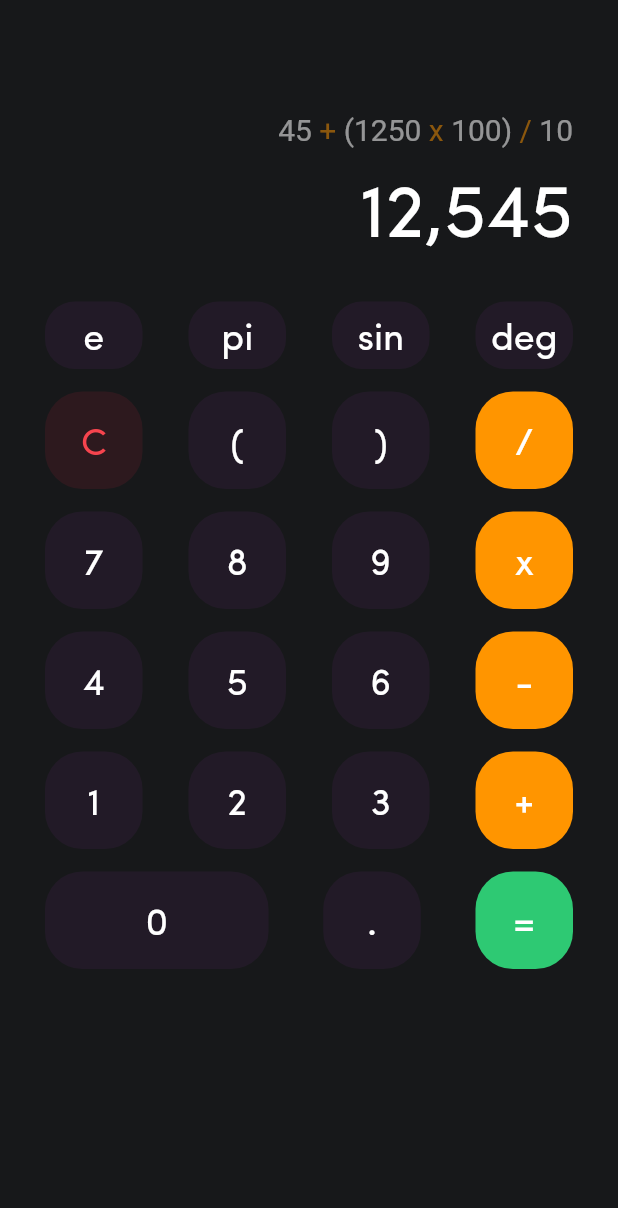
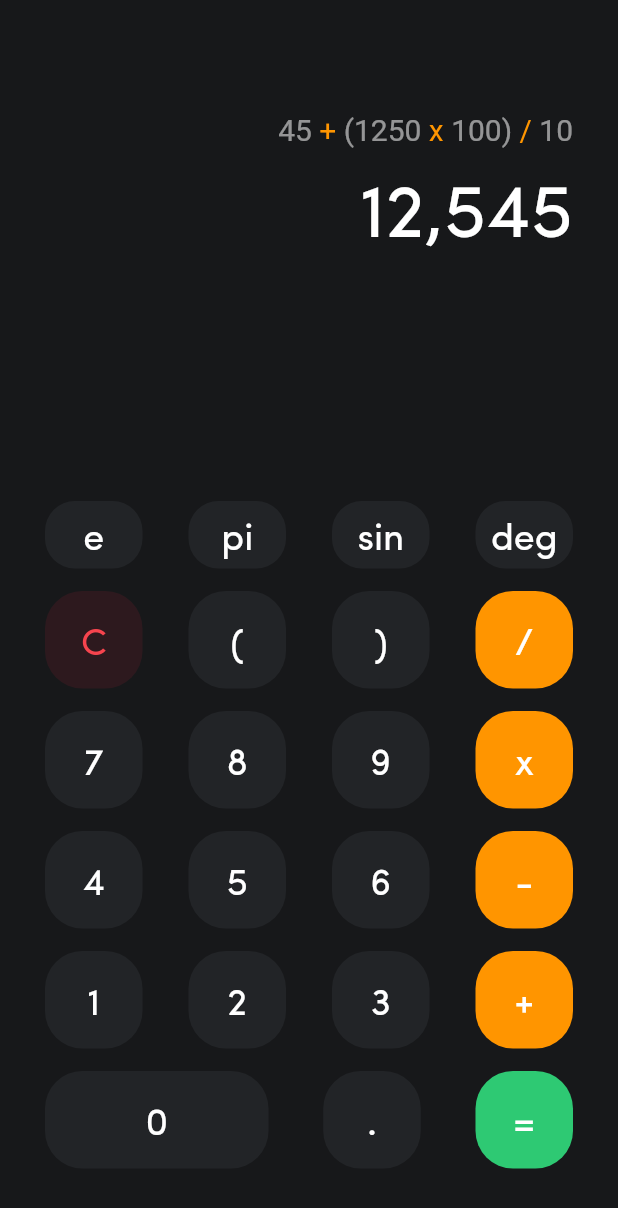
Before and after one commit to luscas/flutter-calculator, a Flutter app: the screen it shows after launch, on a phone screen of 412 x 824 dp. Shown: the top 1208 px of the screen. Run offline on Flutter 3.47's test engine with Material 2 defaults, Android fonts, the phone set to English and light mode, and no system bars.

Commit message:
Mudança nas cores, layout e status bar

```diff
--- a/lib/calculator.dart
+++ b/lib/calculator.dart
@@ -1,11 +1,12 @@
 import 'package:flutter/material.dart';
+import 'package:flutter/services.dart';
 
 class Palette {
-  static Color black = Color.fromRGBO(23,24,26,1.0);
-  static Color black50 = Color.fromRGBO(34,26,39,1.0);
-  static Color orange = Color.fromRGBO(255,149,0,1.0);
-  static Color orange50 = Color.fromRGBO(255,149,0,0.50);
-  static Color green = Color.fromRGBO(46,201,115,1.0);
+  static Color black = Color(0xFF17181A);
+  static Color black50 = Color(0xFF222427);
+  static Color orange = Color(0xFFFF9500);
+  static Color orange50 = Color(0xFFFF9500);
+  static Color green = Color(0xFF2EC973);
 }
 
 class Button extends StatelessWidget {
@@ -18,7 +19,7 @@ class Button extends StatelessWidget {
   }
 
   String type = 'normal';
-  Color color = Color.fromRGBO(34,26,39,1.0);
+  Color color = Palette.black50;
   Color textColor = Colors.white;
   double width  = 65;
   double height = 65;
@@ -60,13 +61,21 @@ class Button extends StatelessWidget {
 class Calculator extends StatelessWidget {
   @override
   Widget build(BuildContext context) {
-    return Material(
-      child: Container(
+    SystemChrome.setSystemUIOverlayStyle(SystemUiOverlayStyle.dark.copyWith(
+      statusBarColor: Colors.white,
+      statusBarBrightness: Brightness.dark
+    ));
+
+    return Scaffold(
+      body: Container(
         width: double.infinity,
         height: double.infinity,
         color: Palette.black,
         padding: EdgeInsets.only(left: 30, right: 30),
         child: Column(
+          mainAxisAlignment: MainAxisAlignment.spaceBetween,
+          children: <Widget>[
+            Column(
               children: <Widget>[
                 Container(
                   width: double.infinity,
@@ -97,12 +106,13 @@ class Calculator extends StatelessWidget {
                 Container(
                   width: double.infinity,
                   child: Text('12,545', style: TextStyle(color: Colors.white, fontSize: 50), textAlign: TextAlign.end)
+                )
+              ]
             ),
 
             Container(
-              margin: EdgeInsets.only(top: 30),
-              child: Flex(
-                direction: Axis.vertical,
+              margin: EdgeInsets.only(top: 30, bottom: 45),
+              child: Column(
                 children: <Widget>[
                   Row(
                     mainAxisAlignment: MainAxisAlignment.spaceBetween,
--- a/lib/main.dart
+++ b/lib/main.dart
@@ -10,7 +10,7 @@ class MyApp extends StatelessWidget {
       title: 'Calculator',
       debugShowCheckedModeBanner: false,
       theme: ThemeData(
-        primarySwatch: Colors.orange,
+        primarySwatch: Colors.blue,
         fontFamily: 'Sofia Pro'
       ),
       home: Calculator()
```
Also changed, not shown: pubspec.lock, 4 other files. Lines whose indentation alone changed are shown as unchanged.
